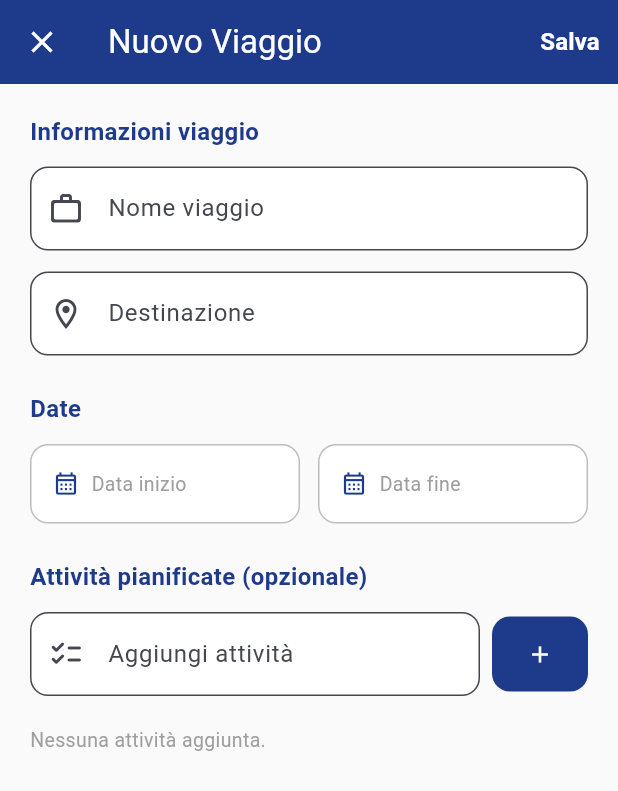
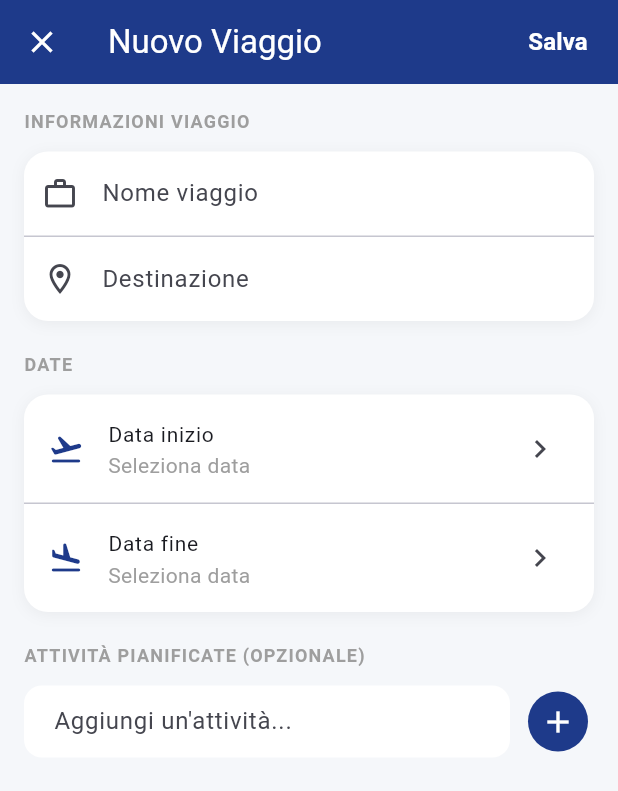
Before and after one commit to ConocchiariRiccardo/my_travel, a Flutter app: the AddTripScreen screen opened by its route, on a phone screen of 412 x 824 dp. Shown: the top 791 px of the screen. Run offline on Flutter 3.47's test engine with Material 3 defaults, Android fonts, the phone set to English and light mode, and no system bars; our stand-ins replace cloud_firestore, firebase_auth, firebase_core, go_router, google_sign_in; accounts and stored records are empty; generated files the repository leaves out were written again.

Commit message:
aggiornata schermata nuovo viaggio con design pulito e diviso a sezioni

```diff
--- a/lib/ui/trips/add_trip_screen.dart
+++ b/lib/ui/trips/add_trip_screen.dart
@@ -20,33 +20,33 @@ class _AddTripScreenState extends State<AddTripScreen> {
   final _formKey = GlobalKey<FormState>();
   final _nomeController = TextEditingController();
   final _destinazioneController = TextEditingController();
-  final _nuovaAttivitaController = TextEditingController();
+  final _attivitaController = TextEditingController();
+  final _tripService = TripService();
   final _uuid = const Uuid();
-  final _tripService = TripService();
 
   DateTime? _dataInizio;
   DateTime? _dataFine;
   final List<Attivita> _attivita = [];
-  bool _isSaving = false;
+  bool _isLoading = false;
 
-  final _dateFormat = DateFormat('dd/MM/yyyy', 'it_IT');
+  final DateFormat _dateFormat = DateFormat('dd MMMM yyyy', 'it_IT');
 
   @override
   void dispose() {
     _nomeController.dispose();
     _destinazioneController.dispose();
-    _nuovaAttivitaController.dispose();
+    _attivitaController.dispose();
     super.dispose();
   }
 
-  // Apre il date picker e salva la data scelta
+  // Apre il DatePicker e salva la data selezionata
   Future<void> _selezionaData({required bool isInizio}) async {
     final oggi = DateTime.now();
     final picked = await showDatePicker(
       context: context,
-      initialDate: isInizio ? (_dataInizio ?? oggi) : (_dataFine ?? oggi),
+      initialDate: isInizio ? oggi : (_dataInizio ?? oggi),
       firstDate: oggi,
-      lastDate: DateTime(oggi.year + 5),
+      lastDate: DateTime(oggi.year + 3),
       locale: const Locale('it', 'IT'),
       builder: (context, child) {
         return Theme(
@@ -65,7 +65,7 @@ class _AddTripScreenState extends State<AddTripScreen> {
     setState(() {
       if (isInizio) {
         _dataInizio = picked;
-        // Se la data fine è prima della nuova data inizio, resettiamola
+        // Se la data di fine è precedente alla nuova data di inizio, resettala
         if (_dataFine != null && _dataFine!.isBefore(picked)) {
           _dataFine = null;
         }
@@ -77,7 +77,7 @@ class _AddTripScreenState extends State<AddTripScreen> {
 
   // Aggiunge un'attività alla lista locale
   void _aggiungiAttivita() {
-    final testo = _nuovaAttivitaController.text.trim();
+    final testo = _attivitaController.text.trim();
     if (testo.isEmpty) return;
 
     setState(() {
@@ -87,16 +87,17 @@ class _AddTripScreenState extends State<AddTripScreen> {
           nome: testo,
         ),
       );
-      _nuovaAttivitaController.clear();
+      _attivitaController.clear();
     });
   }
 
   // Rimuove un'attività dalla lista locale
-  void _rimuoviAttivita(int index) {
-    setState(() => _attivita.removeAt(index));
+  void _rimuoviAttivita(String id) {
+    setState(() {
+      _attivita.removeWhere((a) => a.id == id);
+    });
   }
 
-  // Salva il viaggio su Firestore
   Future<void> _salvaViaggio() async {
     if (!_formKey.currentState!.validate()) return;
 
@@ -110,13 +111,13 @@ class _AddTripScreenState extends State<AddTripScreen> {
       return;
     }
 
-    setState(() => _isSaving = true);
+    setState(() => _isLoading = true);
 
     try {
       final userId = context.read<AuthViewModel>().currentUser!.uid;
 
       final nuovoViaggio = Viaggio(
-        id: '', // Firestore assegnerà l'ID reale
+        id: '', // Firestore assegnerà l'id reale
         userId: userId,
         nome: _nomeController.text.trim(),
         destinazione: _destinazioneController.text.trim(),
@@ -124,10 +125,10 @@ class _AddTripScreenState extends State<AddTripScreen> {
         dataFine: _dataFine!,
       );
 
-      // Salva il viaggio e ottieni l'ID generato
+      // Salva il viaggio e ottieni l'id generato da Firestore
       final viaggioId = await _tripService.creaViaggio(userId, nuovoViaggio);
 
-      // Salva le attività come sub-collection
+      // Salva le attività nella sub-collection
       for (final attivita in _attivita) {
         await _tripService.aggiungiAttivita(userId, viaggioId, attivita);
       }
@@ -136,7 +137,7 @@ class _AddTripScreenState extends State<AddTripScreen> {
 
       ScaffoldMessenger.of(context).showSnackBar(
         const SnackBar(
-          content: Text('Viaggio creato con successo! 🎉'),
+          content: Text('Viaggio creato con successo! ✈️'),
           backgroundColor: Colors.green,
         ),
       );
@@ -151,30 +152,32 @@ class _AddTripScreenState extends State<AddTripScreen> {
         ),
       );
     } finally {
-      if (mounted) setState(() => _isSaving = false);
+      if (mounted) setState(() => _isLoading = false);
     }
   }
 
   @override
   Widget build(BuildContext context) {
     return Scaffold(
-      backgroundColor: Colors.grey.shade50,
+      backgroundColor: const Color(0xFFF5F7FA),
       appBar: AppBar(
         title: const Text('Nuovo Viaggio'),
         leading: IconButton(
           icon: const Icon(Icons.close),
-          onPressed: () => context.go('/home'),
+          onPressed: () => context.pop(),
         ),
         actions: [
-          TextButton(
-            onPressed: _isSaving ? null : _salvaViaggio,
-            child: _isSaving
+          Padding(
+            padding: const EdgeInsets.only(right: 8),
+            child: TextButton(
+              onPressed: _isLoading ? null : _salvaViaggio,
+              child: _isLoading
                   ? const SizedBox(
                       width: 18,
                       height: 18,
                       child: CircularProgressIndicator(
+                        strokeWidth: 2,
                         color: Colors.white,
-                      strokeWidth: 2,
                       ),
                     )
                   : const Text(
@@ -186,238 +189,197 @@ class _AddTripScreenState extends State<AddTripScreen> {
                       ),
                     ),
             ),
+          ),
         ],
       ),
-      body: SingleChildScrollView(
-        padding: const EdgeInsets.all(20),
-        child: Form(
+      body: Form(
         key: _formKey,
-          child: Column(
-            crossAxisAlignment: CrossAxisAlignment.start,
+        child: ListView(
+          padding: const EdgeInsets.all(16),
           children: [
-              // --- Sezione Info Base ---
-              _SectionTitle(title: 'Informazioni viaggio'),
+            // --- Sezione Informazioni Base ---
+            _buildSectionTitle('Informazioni viaggio'),
             const SizedBox(height: 12),
 
+            _buildCard(
+              children: [
                 TextFormField(
                   controller: _nomeController,
-                textInputAction: TextInputAction.next,
+                  textCapitalization: TextCapitalization.words,
                   decoration: const InputDecoration(
                     labelText: 'Nome viaggio',
-                  hintText: 'es. Conferenza Milano',
-                  prefixIcon: Icon(Icons.work_outline_rounded),
-                  border: OutlineInputBorder(
-                    borderRadius: BorderRadius.all(Radius.circular(12)),
+                    hintText: 'es. Trasferta Milano Q1',
+                    prefixIcon: Icon(Icons.work_outline),
+                    border: InputBorder.none,
                   ),
-                  filled: true,
-                  fillColor: Colors.white,
+                  validator: (v) => (v == null || v.trim().isEmpty)
+                      ? 'Campo obbligatorio'
+                      : null,
                 ),
-                validator: (v) =>
-                    v == null || v.trim().isEmpty ? 'Campo obbligatorio' : null,
+                const Divider(height: 1),
+                TextFormField(
+                  controller: _destinazioneController,
+                  textCapitalization: TextCapitalization.words,
+                  decoration: const InputDecoration(
+                    labelText: 'Destinazione',
+                    hintText: 'es. Milano, Roma, Berlino',
+                    prefixIcon: Icon(Icons.location_on_outlined),
+                    border: InputBorder.none,
+                  ),
+                  validator: (v) => (v == null || v.trim().isEmpty)
+                      ? 'Campo obbligatorio'
+                      : null,
+                ),
+              ],
             ),
 
-              const SizedBox(height: 14),
+            const SizedBox(height: 20),
 
-              TextFormField(
-                controller: _destinazioneController,
-                textInputAction: TextInputAction.done,
-                decoration: const InputDecoration(
-                  labelText: 'Destinazione',
-                  hintText: 'es. Milano, Roma...',
-                  prefixIcon: Icon(Icons.location_on_outlined),
-                  border: OutlineInputBorder(
-                    borderRadius: BorderRadius.all(Radius.circular(12)),
+            // --- Sezione Date ---
+            _buildSectionTitle('Date'),
+            const SizedBox(height: 12),
+
+            _buildCard(
+              children: [
+                _buildDateRow(
+                  label: 'Data inizio',
+                  icon: Icons.flight_takeoff_rounded,
+                  data: _dataInizio,
+                  onTap: () => _selezionaData(isInizio: true),
                 ),
-                  filled: true,
-                  fillColor: Colors.white,
+                const Divider(height: 1),
+                _buildDateRow(
+                  label: 'Data fine',
+                  icon: Icons.flight_land_rounded,
+                  data: _dataFine,
+                  onTap: () => _selezionaData(isInizio: false),
                 ),
-                validator: (v) =>
-                    v == null || v.trim().isEmpty ? 'Campo obbligatorio' : null,
+              ],
             ),
 
-              const SizedBox(height: 24),
+            const SizedBox(height: 20),
 
-              // --- Sezione Date ---
-              _SectionTitle(title: 'Date'),
+            // --- Sezione Attività ---
+            _buildSectionTitle('Attività pianificate (opzionale)'),
             const SizedBox(height: 12),
 
+            // Campo aggiunta attività
             Row(
               children: [
                 Expanded(
-                    child: _DatePickerField(
-                      label: 'Data inizio',
-                      data: _dataInizio,
-                      dateFormat: _dateFormat,
-                      onTap: () => _selezionaData(isInizio: true),
+                  child: TextField(
+                    controller: _attivitaController,
+                    textCapitalization: TextCapitalization.sentences,
+                    decoration: InputDecoration(
+                      hintText: 'Aggiungi un\'attività...',
+                      filled: true,
+                      fillColor: Colors.white,
+                      contentPadding: const EdgeInsets.symmetric(
+                        horizontal: 16,
+                        vertical: 12,
+                      ),
+                      border: OutlineInputBorder(
+                        borderRadius: BorderRadius.circular(12),
+                        borderSide: BorderSide.none,
                       ),
                     ),
-                  const SizedBox(width: 12),
-                  Expanded(
-                    child: _DatePickerField(
-                      label: 'Data fine',
-                      data: _dataFine,
-                      dateFormat: _dateFormat,
-                      onTap: () => _selezionaData(isInizio: false),
+                    onSubmitted: (_) => _aggiungiAttivita(),
+                  ),
+                ),
+                const SizedBox(width: 8),
+                IconButton.filled(
+                  onPressed: _aggiungiAttivita,
+                  icon: const Icon(Icons.add),
+                  style: IconButton.styleFrom(
+                    backgroundColor: const Color(0xFF1E3A8A),
+                    foregroundColor: Colors.white,
                   ),
                 ),
               ],
             ),
 
-              const SizedBox(height: 24),
-
-              // --- Sezione Attività ---
-              _SectionTitle(title: 'Attività pianificate (opzionale)'),
+            // Lista attività aggiunte
+            if (_attivita.isNotEmpty) ...[
               const SizedBox(height: 12),
-
-              // Campo input nuova attività
-              Row(
-                children: [
-                  Expanded(
-                    child: TextFormField(
-                      controller: _nuovaAttivitaController,
-                      textInputAction: TextInputAction.done,
-                      onFieldSubmitted: (_) => _aggiungiAttivita(),
-                      decoration: const InputDecoration(
-                        labelText: 'Aggiungi attività',
-                        hintText: 'es. Riunione ore 10:00',
-                        prefixIcon: Icon(Icons.checklist_rounded),
-                        border: OutlineInputBorder(
-                          borderRadius: BorderRadius.all(Radius.circular(12)),
-                        ),
-                        filled: true,
-                        fillColor: Colors.white,
-                      ),
-                    ),
-                  ),
-                  const SizedBox(width: 8),
-                  FilledButton(
-                    onPressed: _aggiungiAttivita,
-                    style: FilledButton.styleFrom(
-                      backgroundColor: const Color(0xFF1E3A8A),
-                      shape: RoundedRectangleBorder(
-                        borderRadius: BorderRadius.circular(12),
-                      ),
-                      padding: const EdgeInsets.all(16),
-                    ),
-                    child: const Icon(Icons.add),
-                  ),
-                ],
-              ),
-
-              const SizedBox(height: 12),
-
-              // Lista attività aggiunte
-              if (_attivita.isEmpty)
-                Padding(
-                  padding: const EdgeInsets.symmetric(vertical: 8),
-                  child: Text(
-                    'Nessuna attività aggiunta.',
-                    style: TextStyle(color: Colors.grey.shade500, fontSize: 13),
-                  ),
-                )
-              else
-                ListView.builder(
-                  shrinkWrap: true,
-                  physics: const NeverScrollableScrollPhysics(),
-                  itemCount: _attivita.length,
-                  itemBuilder: (context, index) {
-                    final attivita = _attivita[index];
-                    return Card(
-                      margin: const EdgeInsets.only(bottom: 8),
-                      shape: RoundedRectangleBorder(
-                        borderRadius: BorderRadius.circular(10),
-                      ),
-                      child: ListTile(
+              _buildCard(
+                children: _attivita
+                    .map(
+                      (a) => ListTile(
                         leading: const Icon(
                           Icons.radio_button_unchecked,
                           color: Color(0xFF1E3A8A),
                         ),
-                        title: Text(attivita.nome),
+                        title: Text(a.nome),
                         trailing: IconButton(
                           icon: const Icon(
-                            Icons.delete_outline,
+                            Icons.remove_circle_outline,
                             color: Colors.red,
                           ),
-                          onPressed: () => _rimuoviAttivita(index),
+                          onPressed: () => _rimuoviAttivita(a.id),
                         ),
+                        dense: true,
                       ),
-                    );
-                  },
+                    )
+                    .toList(),
               ),
+            ],
 
             const SizedBox(height: 32),
           ],
         ),
       ),
+    );
+  }
+
+  // --- Widget helper privati ---
+
+  Widget _buildSectionTitle(String titolo) {
+    return Text(
+      titolo.toUpperCase(),
+      style: TextStyle(
+        fontSize: 12,
+        fontWeight: FontWeight.bold,
+        color: Colors.grey.shade500,
+        letterSpacing: 0.8,
       ),
     );
   }
+
+  Widget _buildCard({required List<Widget> children}) {
+    return Container(
+      decoration: BoxDecoration(
+        color: Colors.white,
+        borderRadius: BorderRadius.circular(16),
+        boxShadow: [
+          BoxShadow(
+            color: Colors.black.withOpacity(0.05),
+            blurRadius: 8,
+            offset: const Offset(0, 2),
+          ),
+        ],
+      ),
+      child: Column(children: children),
+    );
   }
 
-// Widget helper per i titoli di sezione
-class _SectionTitle extends StatelessWidget {
-  final String title;
-  const _SectionTitle({required this.title});
-
-  @override
-  Widget build(BuildContext context) {
-    return Text(
-      title,
-      style: const TextStyle(
-        fontSize: 16,
-        fontWeight: FontWeight.bold,
-        color: Color(0xFF1E3A8A),
+  Widget _buildDateRow({
+    required String label,
+    required IconData icon,
+    required DateTime? data,
+    required VoidCallback onTap,
+  }) {
+    return ListTile(
+      leading: Icon(icon, color: const Color(0xFF1E3A8A)),
+      title: Text(label, style: const TextStyle(fontSize: 14)),
+      subtitle: Text(
+        data != null ? _dateFormat.format(data) : 'Seleziona data',
+        style: TextStyle(
+          color: data != null ? const Color(0xFF1E3A8A) : Colors.grey,
+          fontWeight: data != null ? FontWeight.bold : FontWeight.normal,
         ),
+      ),
+      trailing: const Icon(Icons.chevron_right),
+      onTap: onTap,
     );
   }
 }
-
-// Widget helper per il campo data con tap
-class _DatePickerField extends StatelessWidget {
-  final String label;
-  final DateTime? data;
-  final DateFormat dateFormat;
-  final VoidCallback onTap;
-
-  const _DatePickerField({
-    required this.label,
-    required this.data,
-    required this.dateFormat,
-    required this.onTap,
-  });
-
-  @override
-  Widget build(BuildContext context) {
-    return GestureDetector(
-      onTap: onTap,
-      child: Container(
-        padding: const EdgeInsets.symmetric(horizontal: 14, vertical: 16),
-        decoration: BoxDecoration(
-          color: Colors.white,
-          borderRadius: BorderRadius.circular(12),
-          border: Border.all(color: Colors.grey.shade400),
-        ),
-        child: Row(
-          children: [
-            const Icon(
-              Icons.calendar_month_outlined,
-              size: 18,
-              color: Color(0xFF1E3A8A),
-            ),
-            const SizedBox(width: 8),
-            Expanded(
-              child: Text(
-                data != null ? dateFormat.format(data!) : label,
-                style: TextStyle(
-                  fontSize: 13,
-                  color: data != null ? Colors.black87 : Colors.grey.shade500,
-                ),
-                overflow: TextOverflow.ellipsis,
-              ),
-            ),
-          ],
-        ),
-      ),
-    );
-  }
-}
```
Lines whose indentation alone changed are shown as unchanged.
